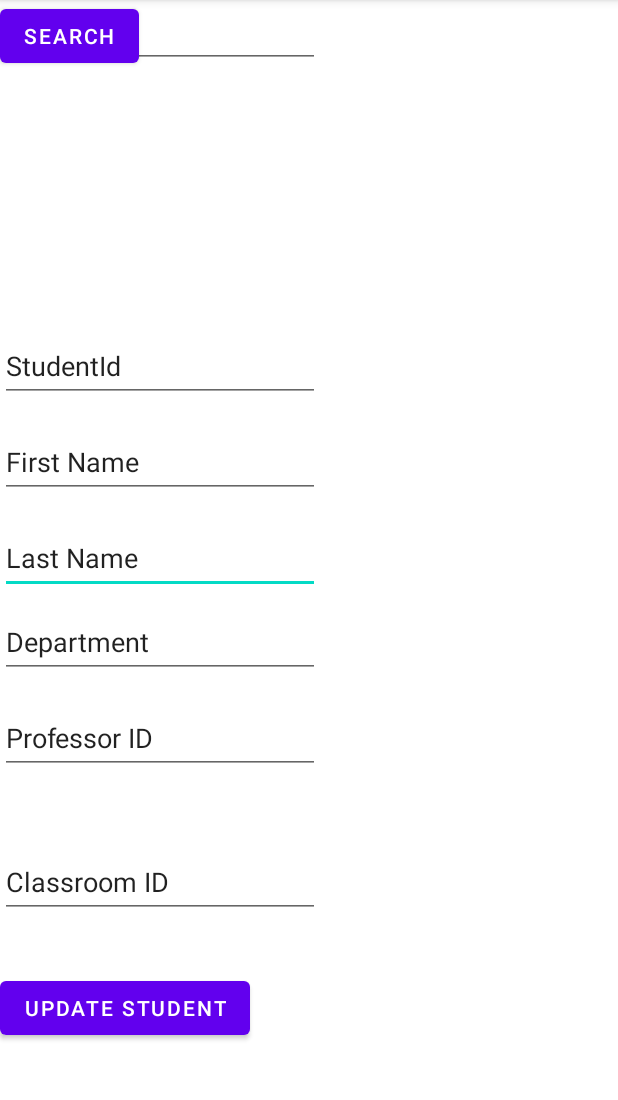
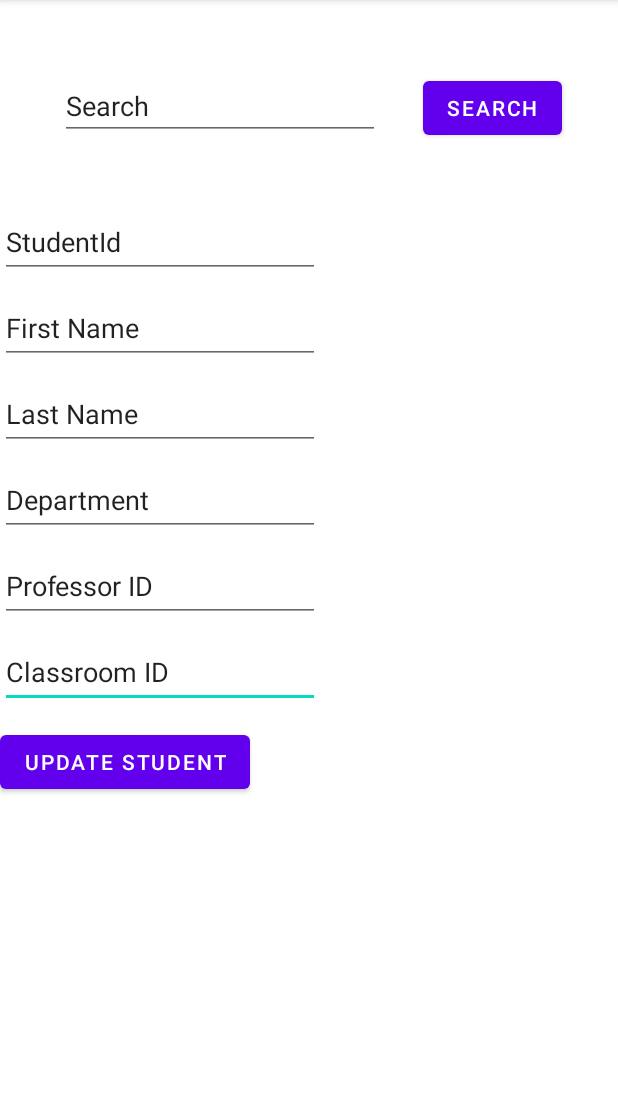
Before and after one commit to EisenritterX/comp304_2021_assignment4, an Android app: the UpdateInfoActivity screen opened directly, with no data from a screen before it, on a phone screen of 412 x 824 dp, the part 84-1184 px from its top. Run offline under Robolectric (Android 15) with nearby library versions, the phone set to English and light mode, and no system bars.

Commit message:
Updated UI

```diff
--- a/app/src/main/res/layout/activity_student_update.xml
+++ b/app/src/main/res/layout/activity_student_update.xml
@@ -9,7 +9,7 @@
         android:id="@+id/update_student_button"
         android:layout_width="wrap_content"
         android:layout_height="wrap_content"
-        android:layout_marginTop="36dp"
+        android:layout_marginTop="12dp"
         android:text="Update Student"
         app:layout_constraintBottom_toBottomOf="parent"
         app:layout_constraintTop_toBottomOf="@+id/editTextTextClassroomId"
@@ -17,10 +17,22 @@
         tools:layout_editor_absoluteX="122dp" />
 
     <EditText
+        android:id="@+id/editTextTextClassroomId"
+        android:layout_width="wrap_content"
+        android:layout_height="wrap_content"
+        android:layout_marginTop="9dp"
+        android:ems="10"
+        android:inputType="textPersonName"
+        android:minHeight="48dp"
+        android:text="Classroom ID"
+        app:layout_constraintTop_toBottomOf="@+id/editTextTextProfessorId"
+        tools:layout_editor_absoluteX="100dp" />
+
+    <EditText
         android:id="@+id/editTextTextLastName"
         android:layout_width="wrap_content"
         android:layout_height="wrap_content"
-        android:layout_marginTop="16dp"
+        android:layout_marginTop="9dp"
         android:ems="10"
         android:inputType="textPersonName"
         android:minHeight="48dp"
@@ -32,7 +44,7 @@
         android:id="@+id/editTextTextDepartment"
         android:layout_width="wrap_content"
         android:layout_height="wrap_content"
-        android:layout_marginTop="8dp"
+        android:layout_marginTop="9dp"
         android:ems="10"
         android:inputType="textPersonName"
         android:minHeight="48dp"
@@ -41,34 +53,10 @@
         tools:layout_editor_absoluteX="100dp" />
 
     <EditText
-        android:id="@+id/editTextTextClassroomId"
-        android:layout_width="wrap_content"
-        android:layout_height="wrap_content"
-        android:layout_marginTop="48dp"
-        android:ems="10"
-        android:inputType="textPersonName"
-        android:minHeight="48dp"
-        android:text="Classroom ID"
-        app:layout_constraintTop_toBottomOf="@+id/editTextTextProfessorId"
-        tools:layout_editor_absoluteX="100dp" />
-
-    <EditText
-        android:id="@+id/editTextTextProfessorId"
-        android:layout_width="wrap_content"
-        android:layout_height="wrap_content"
-        android:layout_marginTop="16dp"
-        android:ems="10"
-        android:inputType="textPersonName"
-        android:minHeight="48dp"
-        android:text="Professor ID"
-        app:layout_constraintTop_toBottomOf="@+id/editTextTextDepartment"
-        tools:layout_editor_absoluteX="100dp" />
-
-    <EditText
         android:id="@+id/editTextTextFirstName"
         android:layout_width="wrap_content"
         android:layout_height="wrap_content"
-        android:layout_marginTop="16dp"
+        android:layout_marginTop="9dp"
         android:ems="10"
         android:inputType="textPersonName"
         android:minHeight="48dp"
@@ -80,29 +68,49 @@
         android:id="@+id/editTextTextStudentId"
         android:layout_width="wrap_content"
         android:layout_height="wrap_content"
-        android:layout_marginTop="220dp"
+        android:layout_marginTop="44dp"
         android:ems="10"
         android:inputType="textPersonName"
         android:minHeight="48dp"
         android:text="StudentId"
-        app:layout_constraintTop_toTopOf="parent"
+        app:layout_constraintTop_toBottomOf="@+id/searchBarStudentUpdate"
+        tools:layout_editor_absoluteX="100dp" />
+
+    <EditText
+        android:id="@+id/editTextTextProfessorId"
+        android:layout_width="wrap_content"
+        android:layout_height="wrap_content"
+        android:layout_marginTop="9dp"
+        android:ems="10"
+        android:inputType="textPersonName"
+        android:minHeight="48dp"
+        android:text="Professor ID"
+        app:layout_constraintTop_toBottomOf="@+id/editTextTextDepartment"
         tools:layout_editor_absoluteX="100dp" />
 
     <EditText
         android:id="@+id/searchBarStudentUpdate"
         android:layout_width="wrap_content"
         android:layout_height="wrap_content"
+        android:layout_marginStart="40dp"
+        android:layout_marginLeft="40dp"
+        android:layout_marginTop="48dp"
         android:ems="10"
         android:inputType="textPersonName"
         android:text="Search"
-        tools:layout_editor_absoluteX="93dp"
-        tools:layout_editor_absoluteY="38dp" />
+        app:layout_constraintStart_toStartOf="parent"
+        app:layout_constraintTop_toTopOf="parent" />
 
     <Button
         android:id="@+id/searchbuttonStudentUpdate"
         android:layout_width="wrap_content"
-        android:layout_height="wrap_content"
+        android:layout_height="48dp"
+        android:layout_marginStart="28dp"
+        android:layout_marginLeft="28dp"
+        android:layout_marginTop="48dp"
         android:text="Search"
-        tools:layout_editor_absoluteX="155dp"
-        tools:layout_editor_absoluteY="90dp" />
+        app:layout_constraintEnd_toEndOf="parent"
+        app:layout_constraintHorizontal_bias="0.025"
+        app:layout_constraintStart_toEndOf="@+id/searchBarStudentUpdate"
+        app:layout_constraintTop_toTopOf="parent" />
 </androidx.constraintlayout.widget.ConstraintLayout>
```
Also changed, not shown: app/src/main/res/layout/activity_classroom_info.xml (+32 -10 lines), app/src/main/res/layout/activity_classroom_update.xml (+38 -9 lines), app/src/main/res/layout/activity_student_info.xml (+49 -44 lines).
